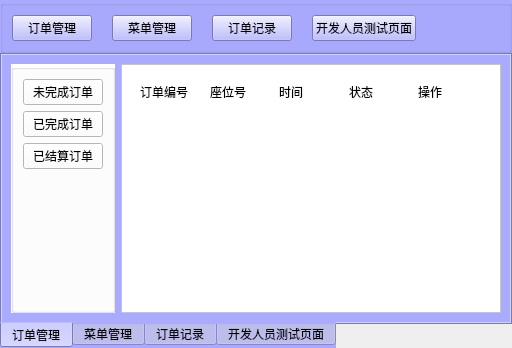
Qt form admini/administratorinterface.ui (Li-Yaosong/BuffetMealsSystem) before a commit.
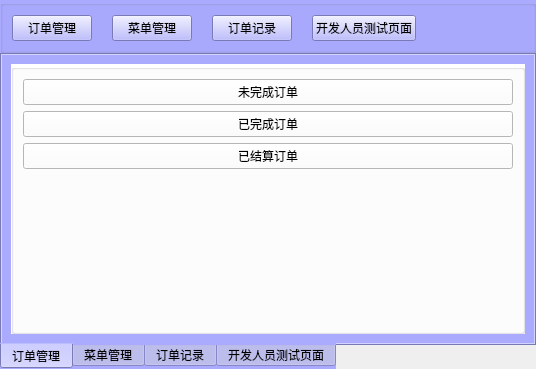
The same form after that commit. The open tabs and pages were chosen to show the change.

Commit message: [add]生成订单插入数据库中

Diff of the .ui file:
```diff
--- a/admini/administratorinterface.ui
+++ b/admini/administratorinterface.ui
@@ -9,8 +9,8 @@
    <rect>
     <x>0</x>
     <y>0</y>
-    <width>512</width>
-    <height>348</height>
+    <width>536</width>
+    <height>369</height>
    </rect>
   </property>
   <property name="windowTitle">
@@ -159,82 +159,6 @@
          </layout>
         </widget>
        </item>
-       <item>
-        <widget class="QScrollArea" name="scrollArea">
-         <property name="styleSheet">
-          <string notr="true">background-color: rgb(255, 255, 255);</string>
-         </property>
-         <property name="widgetResizable">
-          <bool>true</bool>
-         </property>
-         <widget class="QWidget" name="scrollAreaWidgetContents">
-          <property name="geometry">
-           <rect>
-            <x>0</x>
-            <y>0</y>
-            <width>358</width>
-            <height>240</height>
-           </rect>
-          </property>
-          <layout class="QVBoxLayout" name="verticalLayout_2">
-           <item>
-            <widget class="QWidget" name="widget" native="true">
-             <layout class="QHBoxLayout" name="horizontalLayout_2">
-              <item>
-               <widget class="QLabel" name="label">
-                <property name="text">
-                 <string>订单编号</string>
-                </property>
-               </widget>
-              </item>
-              <item>
-               <widget class="QLabel" name="label_2">
-                <property name="text">
-                 <string>座位号</string>
-                </property>
-               </widget>
-              </item>
-              <item>
-               <widget class="QLabel" name="label_3">
-                <property name="text">
-                 <string>时间</string>
-                </property>
-               </widget>
-              </item>
-              <item>
-               <widget class="QLabel" name="label_15">
-                <property name="text">
-                 <string>状态</string>
-                </property>
-               </widget>
-              </item>
-              <item>
-               <widget class="QLabel" name="label_4">
-                <property name="text">
-                 <string>操作</string>
-                </property>
-               </widget>
-              </item>
-             </layout>
-            </widget>
-           </item>
-           <item>
-            <spacer name="verticalSpacer_2">
-             <property name="orientation">
-              <enum>Qt::Vertical</enum>
-             </property>
-             <property name="sizeHint" stdset="0">
-              <size>
-               <width>20</width>
-               <height>40</height>
-              </size>
-             </property>
-            </spacer>
-           </item>
-          </layout>
-         </widget>
-        </widget>
-       </item>
       </layout>
      </widget>
      <widget class="QWidget" name="tab_2">
```
Left out of the diff: 12 changed lines with no effect on the pictures. The commit also changes 30 other files.
